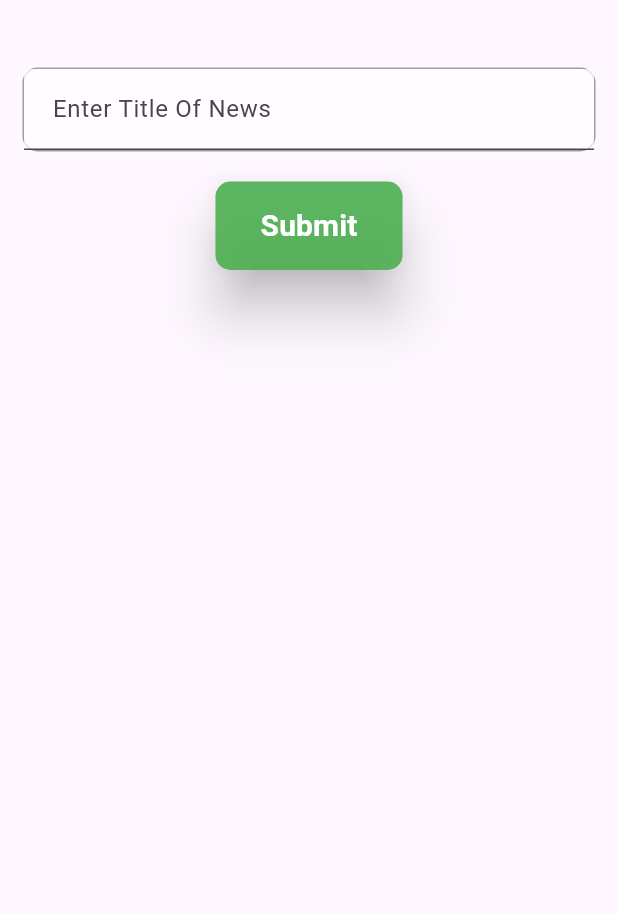
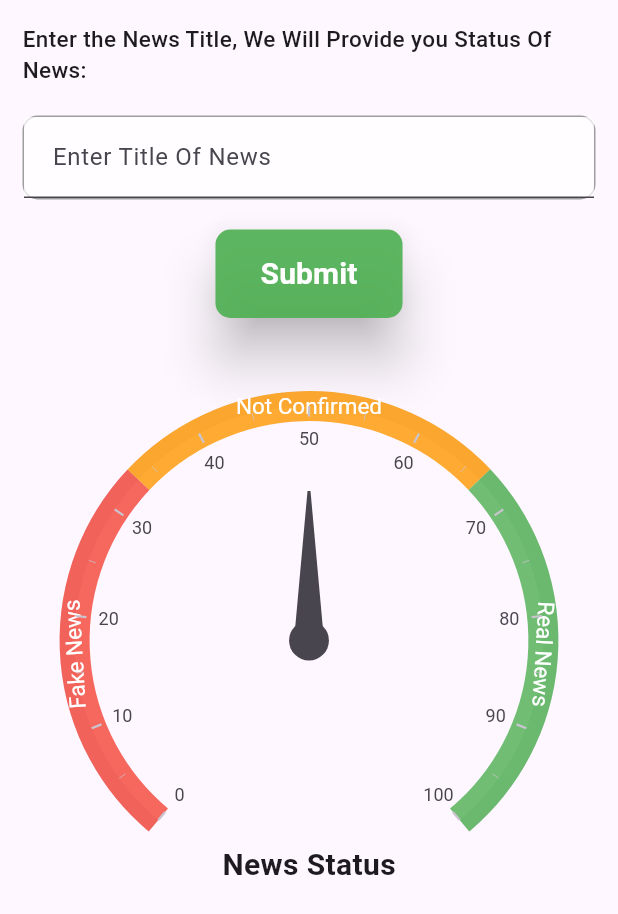
Before and after one commit to Mysinghshivam/fake_news_detection_major_project, a Flutter app: the FakeNews screen opened directly, on a phone screen of 412 x 824 dp. Shown: the top 914 px of the screen. Run offline on Flutter 3.47's test engine with Material 3 defaults, Android fonts, the phone set to English and light mode, and no system bars; drawn by our look-alikes of syncfusion_flutter_gauges; our stand-ins replace animated_splash_screen, cloud_firestore, firebase_auth, firebase_core, fluttertoast; missing offline and left inert: dart:ffi; accounts and stored records are empty; network calls fail.

Commit message:
UI complete

```diff
--- a/lib/fakeNews.dart
+++ b/lib/fakeNews.dart
@@ -1,5 +1,6 @@
 import 'package:firebase_auth/firebase_auth.dart';
 import 'package:flutter/material.dart';
+import 'package:syncfusion_flutter_gauges/gauges.dart';
 
 import 'login_page.dart';
 
@@ -12,49 +13,110 @@ class FakeNews extends StatefulWidget {
 
 class _FakeNewsState extends State<FakeNews> {
   TextEditingController _fakeNewsTitle = TextEditingController();
+  double _pointerValue = 50.0; // Initialize to center of "Not Confirmed"
+
   @override
   Widget build(BuildContext context) {
     return Scaffold(
       body: Center(
         child: Padding(
-          padding: EdgeInsets.symmetric(horizontal: 15,vertical: 15),
+          padding: EdgeInsets.symmetric(horizontal: 15, vertical: 15),
           child: Column(
             children: [
-              SizedBox(height: 30,),
+              Text("Enter the News Title, We Will Provide you Status Of News: ",
+              style: TextStyle(fontWeight: FontWeight.w500,fontSize: 15),),
+              SizedBox(
+                height: 20,
+              ),
               Container(
                 decoration: BoxDecoration(
                     borderRadius: BorderRadius.circular(10),
-                    border: Border.all(color: Colors.grey)
-                ),
+                    border: Border.all(color: Colors.grey)),
                 child: TextField(
                   controller: _fakeNewsTitle,
                   decoration: InputDecoration(
                     hintText: 'Enter Title Of News',
                     contentPadding: EdgeInsets.all(15.0),
                     filled: true,
-                    fillColor: Colors.white.withOpacity(0.7), // Change background color here
+                    fillColor: Colors.white.withOpacity(0.7),
                   ),
                 ),
               ),
               SizedBox(height: 20.0),
               ElevatedButton(
                 onPressed: () {
-                  logout(context);
-                  // Handle button press
-                  // For example, you can access entered Twitter ID using _twitterIdController.text
+                  // Example logic to update gauge
+                  bool? isRealNews = determineNewsType();
+                  updateGauge(isRealNews);
                 },
                 child: Text(
                   'Submit',
-                  style: TextStyle(fontSize: 20.0,fontWeight: FontWeight.bold,color: Colors.white),
+                  style: TextStyle(
+                      fontSize: 20.0,
+                      fontWeight: FontWeight.bold,
+                      color: Colors.white),
                 ),
                 style: ElevatedButton.styleFrom(
                   backgroundColor: Colors.green.withOpacity(0.9),
                   elevation: 15,
-                  padding: EdgeInsets.symmetric(horizontal: 30.0, vertical: 15.0),
+                  padding:
+                  EdgeInsets.symmetric(horizontal: 30.0, vertical: 15.0),
                   shape: RoundedRectangleBorder(
                     borderRadius: BorderRadius.circular(10.0),
                   ),
                 ),
+              ),
+              SizedBox(height: 40.0),
+              SfRadialGauge(
+                axes: <RadialAxis>[
+                  RadialAxis(
+                    minimum: 0,
+                    maximum: 100,
+                    ranges: <GaugeRange>[
+                      GaugeRange(
+                          startValue: 0,
+                          endValue: 33.33,
+                          color: Colors.red.withOpacity(0.8),
+                          startWidth: 20, // Reduced width
+                          endWidth: 20, // Reduced width
+                          label: 'Fake News',
+                          labelStyle: GaugeTextStyle(fontSize: 15, color: Colors.white)
+                      ),
+                      GaugeRange(
+                          startValue: 33.33,
+                          endValue: 66.66,
+                          color: Colors.orange.withOpacity(0.8),
+                          startWidth: 20, // Reduced width
+                          endWidth: 20, // Reduced width
+                          label: 'Not Confirmed',
+                          labelStyle: GaugeTextStyle(fontSize: 15, color: Colors.white)),
+                      GaugeRange(
+                          startValue: 66.66,
+                          endValue: 100,
+                          color: Colors.green.withOpacity(0.8),
+                          startWidth: 20, // Reduced width
+                          endWidth: 20, // Reduced width
+                          label: 'Real News',
+                          labelStyle: GaugeTextStyle(fontSize: 15, color: Colors.white)),
+                    ],
+                    pointers: <GaugePointer>[
+                      NeedlePointer(value: _pointerValue),
+                    ],
+                    annotations: <GaugeAnnotation>[
+                      GaugeAnnotation(
+                        widget: Container(
+                          child: Text(
+                            'News Status',
+                            style: TextStyle(
+                                fontSize: 20, fontWeight: FontWeight.bold),
+                          ),
+                        ),
+                        angle: 90,
+                        positionFactor: 0.9,
+                      ),
+                    ],
+                  ),
+                ],
               ),
             ],
           ),
@@ -63,7 +125,24 @@ class _FakeNewsState extends State<FakeNews> {
     );
   }
 
-  // the logout function
+  // Example logic to determine news type (replace with your actual logic)
+  bool? determineNewsType() {
+    // For demonstration, randomly return true, false, or null
+    return true;
+  }
+
+  void updateGauge(bool? isRealNews) {
+    setState(() {
+      if (isRealNews == true) {
+        _pointerValue = 83.33; // Real News (Middle of Real News section)
+      } else if (isRealNews == false) {
+        _pointerValue = 16.66; // Fake News (Middle of Fake News section)
+      } else {
+        _pointerValue = 50.0; // Not Confirmed (Middle of Not Confirmed section)
+      }
+    });
+  }
+
   Future<void> logout(BuildContext context) async {
     await FirebaseAuth.instance.signOut();
     Navigator.of(context)
--- a/lib/homescreen.dart
+++ b/lib/homescreen.dart
@@ -25,14 +25,14 @@ class _homeState extends State<home> {
             child: Scaffold(
               appBar: AppBar(
                 backgroundColor: appBarColor.withOpacity(0.6),
-                title: Text("Guardian AI",style: TextStyle(fontSize: 27),),
+                title: Text("Guardian AI",style: TextStyle(fontSize: 27,fontWeight: FontWeight.w600),),
                 leading: Icon(Icons.security_outlined,size: 35,),
                 actions: [IconButton(onPressed: (){}, icon: Icon(Icons.account_circle,size: 35,))],
                 bottom: const TabBar(
                   dividerColor: Colors.blue,
                   tabs: [
-                    Text("Fake News",style: TextStyle(fontSize: 30,fontWeight:FontWeight.bold),),
-                    Text("Twitter Bot",style: TextStyle(fontSize: 30,fontWeight:FontWeight.bold),)
+                    Text("Fake News",style: TextStyle(fontSize: 30,fontWeight:FontWeight.w500),),
+                    Text("Twitter Bot",style: TextStyle(fontSize: 30,fontWeight:FontWeight.w500),)
                   ],),
               ),
                 body:  TabBarView(                  children: [
--- a/pubspec.yaml
+++ b/pubspec.yaml
@@ -40,6 +40,8 @@ dependencies:
   firebase_core: ^2.24.2
   cloud_firestore: ^4.14.0
   animated_splash_screen: ^1.3.0
+  syncfusion_flutter_gauges: ^25.2.6
+
 
 dev_dependencies:
   flutter_test:
```
Also changed, not shown: lib/twitterBotPage.dart (+66 -8 lines), pubspec.lock, 4 other files.
